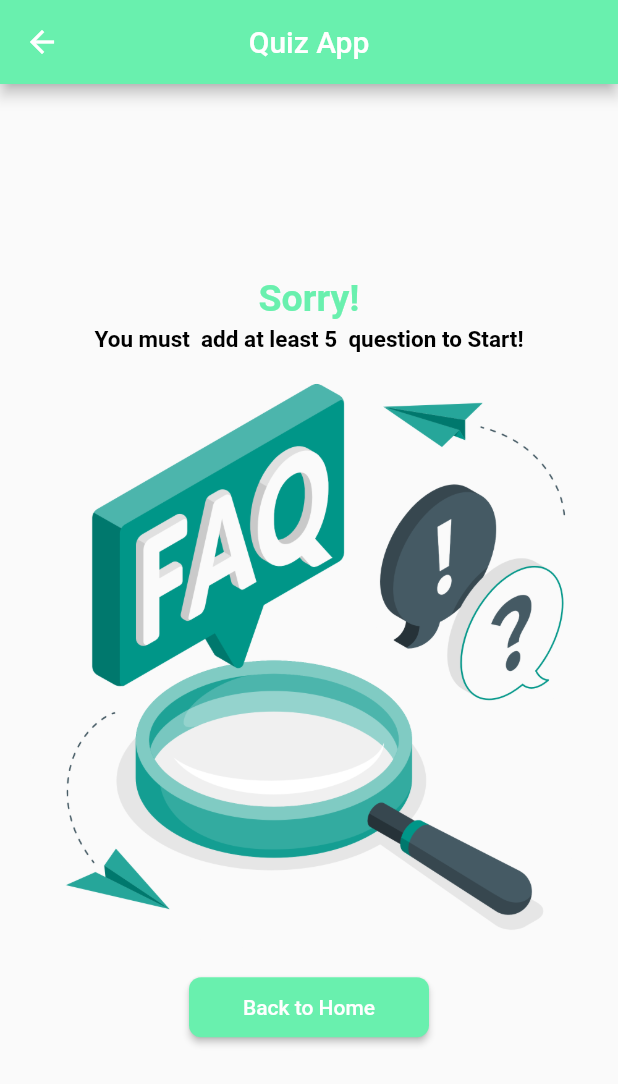
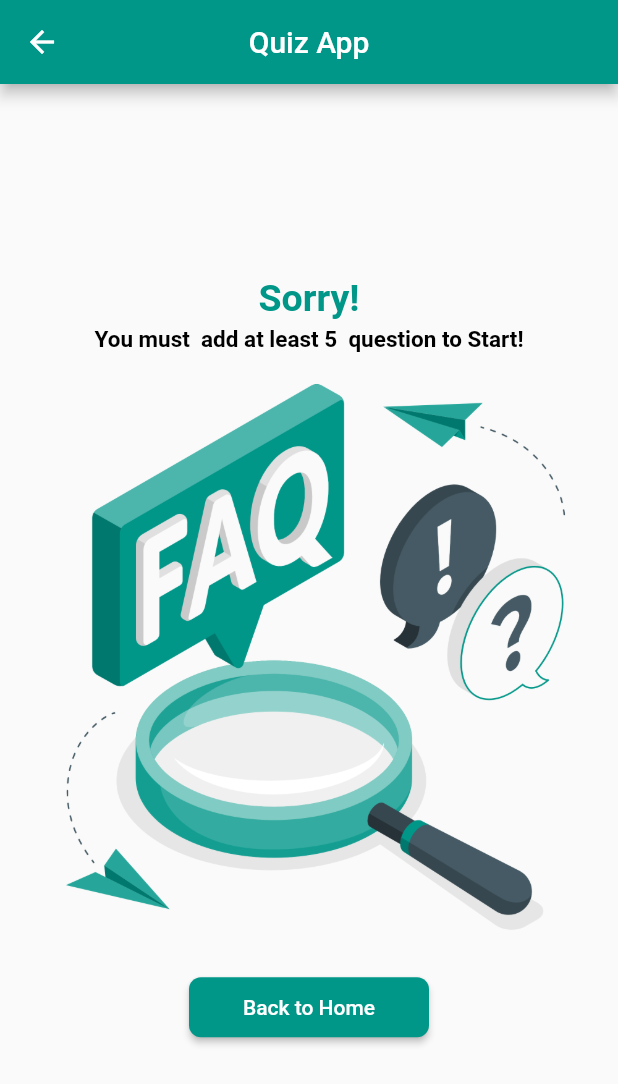
Before and after one commit to Rafeef2Rizq/flutter_quizeApp, a Flutter app: the screen it shows after launch, after a tap on an icon or button, on a phone screen of 412 x 824 dp. Shown: the top 1084 px of the screen. Run offline on Flutter 3.47's test engine with Material 2 defaults, Android fonts, the phone set to English and light mode, and no system bars; our stand-ins replace get, sqflite; accounts and stored records are empty.

Commit message:
first correction

```diff
--- a/lib/MyHomePage.dart
+++ /dev/null
@@ -1,91 +0,0 @@
-import 'package:flutter/material.dart';
-import 'package:quize/CreateQuiz.dart';
-import 'package:quize/StartCuiz.dart';
-
-class MyHomePage extends StatefulWidget {
-  const MyHomePage({Key? key}) : super(key: key);
-
-  @override
-  State<MyHomePage> createState() => _MyHomePageState();
-}
-
-class _MyHomePageState extends State<MyHomePage> {
-  @override
-  Widget build(BuildContext context) {
-    return Scaffold(
-      drawer: Drawer(
-        child: Column(
-          children: [
-            UserAccountsDrawerHeader(
-                decoration: BoxDecoration(color: Colors.greenAccent),
-                currentAccountPicture: CircleAvatar(
-                  backgroundColor: Colors.white,
-                  child: Center(
-                    child: Text(
-                      'N',
-                      style:
-                          TextStyle(fontSize: 40, fontWeight: FontWeight.bold),
-                    ),
-                  ),
-                ),
-                accountName: Text('Name'),
-                accountEmail: Text('Name@gmail.com')),
-            ListTile(
-              onTap: () {
-                Navigator.push(
-                    context,
-                    MaterialPageRoute(
-                      builder: (context) => CreateQuiz(),
-                    ));
-              },
-              leading: Icon(Icons.edit),
-              title: Text('Create Quiz'),
-            ),
-            ListTile(
-              onTap: () => Navigator.push(
-                  context,
-                  MaterialPageRoute(
-                    builder: (context) => SatrtQuiz(),
-                  )),
-              leading: Icon(Icons.quiz_sharp),
-              title: Text('Start Quiz'),
-            ),
-            Divider(),
-            ListTile(
-              leading: Icon(Icons.login),
-              title: Text('Exit'),
-            )
-          ],
-        ),
-      ),
-      appBar: AppBar(
-        title: Text('Quiz App'),
-        centerTitle: true,
-        backgroundColor: Colors.greenAccent,
-      ),
-      body: Column(
-        mainAxisAlignment: MainAxisAlignment.center,
-        children: [
-          const SizedBox(
-            width: double.infinity,
-          ),
-          Image.asset('images/4.png', width: 300, height: 300),
-          ElevatedButton(
-              onPressed: () {
-                Navigator.push(
-                    context,
-                    MaterialPageRoute(
-                      builder: (context) => SatrtQuiz(),
-                    ));
-              },
-              style: ElevatedButton.styleFrom(
-                  backgroundColor: Colors.greenAccent,
-                  minimumSize: Size(160, 40),
-                  shape: RoundedRectangleBorder(
-                      borderRadius: BorderRadius.circular(8))),
-              child: Text('Let\'s Start !'))
-        ],
-      ),
-    );
-  }
-}
--- /dev/null
+++ b/lib/drawerPage.dart
@@ -0,0 +1,100 @@
+// ignore: file_names
+import 'package:flutter/material.dart';
+import 'package:flutterQuizeApp/quiz/createQuizScreen.dart';
+import 'package:flutterQuizeApp/quiz/startQuizScreen.dart';
+
+class drawerPage extends StatefulWidget {
+  const drawerPage({Key? key}) : super(key: key);
+
+  @override
+  State<drawerPage> createState() => _drawerPageState();
+}
+
+class _drawerPageState extends State<drawerPage> {
+
+  @override
+  Widget build(BuildContext context) {
+    return Scaffold(
+        appBar: AppBar(
+        title: Text('Quiz app'),
+        centerTitle: true,
+        backgroundColor: Colors.teal,
+      ),
+      drawer: Drawer(
+        child: Column(
+          children: [
+            const UserAccountsDrawerHeader(
+                decoration: BoxDecoration(color: Colors.teal),
+                currentAccountPicture: CircleAvatar(
+                  backgroundColor: Colors.white,foregroundColor: Color.fromARGB(255, 123, 53, 180),
+                  child: Center(
+                    child: Text(
+                      'R',
+                      style:
+                          TextStyle(fontSize: 30, fontWeight: FontWeight.w700),
+                    ),
+                  ),
+                ),
+                accountName: Text('Razan'),
+                accountEmail: Text('razan12@gmail.com')),
+            ListTile(
+               leading: Icon(Icons.edit),
+              title: Text('Create Quiz'),
+              onTap: () {
+                Navigator.push( context, //push mean "انتقل"
+                    MaterialPageRoute( // because there is no root it is used to make root
+                      builder: (context) {
+                        return createQuizScreen();
+                      },
+                    ));
+              },
+            ),
+            ListTile(
+               leading: Icon(Icons.quiz_sharp),
+              title: Text('Start Quiz'),
+
+              onTap: () => Navigator.push(
+                  context,
+                  MaterialPageRoute(
+                    builder: (context) {
+                      return startQuizScreen();
+                    },
+                  )),
+
+            ),
+            Divider(),
+            const ListTile(
+              leading: Icon(Icons.login_rounded),
+              title: Text('Exit'),
+            )
+          ],
+        ),
+      ),
+
+      body: Column(
+        mainAxisAlignment: MainAxisAlignment.center,
+        children: [
+          const SizedBox(
+            width: double.infinity,
+          ),
+          Image.asset('images/home.png', width: 350, height: 350),
+          ElevatedButton(
+              onPressed: () {
+                Navigator.push(
+                    context,
+                    MaterialPageRoute(
+                      builder: (context) {
+                        return startQuizScreen();
+                      },
+                    ));
+              },
+              style: ElevatedButton.styleFrom(
+                  backgroundColor: Colors.teal,
+
+                 ),
+              child: const Text('Let\'s Start !'))
+        ],
+      ),
+    );
+  }
+}
--- a/lib/main.dart
+++ b/lib/main.dart
@@ -1,8 +1,8 @@
 import 'package:flutter/material.dart';
 import 'package:get/get.dart';
-import 'package:quize/DBSQLITE.dart';
-import 'package:quize/MyHomePage.dart';
-import 'package:quize/datagetx.dart';
+import 'package:flutterQuizeApp/sql/DBSQLITE.dart';
+import 'package:flutterQuizeApp/drawerPage.dart';
+import 'package:flutterQuizeApp/sql/datagetx.dart';
 
 void main() {
   WidgetsFlutterBinding.ensureInitialized();
@@ -13,13 +13,12 @@ void main() {
 
 class MyApp extends StatelessWidget {
   const MyApp({super.key});
-  // This widget is the root of your application.
   @override
   Widget build(BuildContext context) {
     return MaterialApp(
       title: 'Flutter Quiz',
       debugShowCheckedModeBanner: false,
-      home:  MyHomePage(),
+      home:  drawerPage(),
     );
   }
 }
--- a/lib/StartCuiz.dart
+++ b/lib/quiz/startQuizScreen.dart
@@ -1,18 +1,19 @@
 import 'dart:developer';
 
 import 'package:flutter/material.dart';
-import 'package:quize/datagetx.dart';
-import 'package:quize/result.dart';
+import 'package:flutterQuizeApp/sql/datagetx.dart';
+import 'package:flutterQuizeApp/result.dart';
 
-class SatrtQuiz extends StatefulWidget {
-  const SatrtQuiz({Key? key}) : super(key: key);
+class startQuizScreen extends StatefulWidget {
+  const startQuizScreen({Key? key}) : super(key: key);
 
   @override
-  State<SatrtQuiz> createState() => _SatrtQuizState();
+  State<startQuizScreen> createState() => _startQuizScreenState();
 }
 
-class _SatrtQuizState extends State<SatrtQuiz> {
+class _startQuizScreenState extends State<startQuizScreen> {
   int i = 1;
+
   int sum = 0;
   int page = 0;
   String ans = '';
@@ -35,15 +36,15 @@ class _SatrtQuizState extends State<SatrtQuiz> {
       appBar: AppBar(
         title: Text('Quiz App'),
         centerTitle: true,
-        backgroundColor: Colors.greenAccent,
+        backgroundColor: Colors.teal,
       ),
       body: data.to.items.isNotEmpty
           ? Column(
               children: [
                 Text(
-                  'Question $i / ${data.to.items.length}',
+                  'Question ${page+1} / ${data.to.items.length}',
                   style: TextStyle(
-                      color: Colors.greenAccent,
+                      color: Colors.teal,
                       fontWeight: FontWeight.bold,
                       fontSize: 25),
                 ),
@@ -71,7 +72,7 @@ class _SatrtQuizState extends State<SatrtQuiz> {
                                     height: 50,
                                     decoration: BoxDecoration(
                                         borderRadius: BorderRadius.circular(15),
-                                        color: Colors.greenAccent
+                                        color: Colors.teal
                                     ),
                                     child: Padding(
                                       padding: const EdgeInsets.all(10.0),
@@ -106,7 +107,7 @@ class _SatrtQuizState extends State<SatrtQuiz> {
                                       decoration: BoxDecoration(
                                           borderRadius: BorderRadius.circular(15),
                                           border: Border.all(
-                                              color: Colors.greenAccent
+                                              color: Colors.teal
                                           ),
                                           color: Colors.white
                                       ),
@@ -144,7 +145,7 @@ class _SatrtQuizState extends State<SatrtQuiz> {
                                       decoration: BoxDecoration(
                                           borderRadius: BorderRadius.circular(15),
                                           border: Border.all(
-                                              color: Colors.greenAccent
+                                              color: Colors.teal
                                           ),
                                           color: Colors.white
                                       ),
@@ -182,7 +183,7 @@ class _SatrtQuizState extends State<SatrtQuiz> {
                                       decoration: BoxDecoration(
                                           borderRadius: BorderRadius.circular(15),
                                           border: Border.all(
-                                              color: Colors.greenAccent
+                                              color: Colors.teal
                                           ),
                                           color: Colors.white
                                       ),
@@ -245,7 +246,7 @@ class _SatrtQuizState extends State<SatrtQuiz> {
                 Text(
                   'Sorry!',
                   style: TextStyle(
-                      color: Colors.greenAccent,
+                      color: Colors.teal,
                       fontWeight: FontWeight.bold,
                       fontSize: 25),
                 ),
@@ -265,7 +266,7 @@ class _SatrtQuizState extends State<SatrtQuiz> {
                       Navigator.pop(context);
                     },
                     style: ElevatedButton.styleFrom(
-                        backgroundColor: Colors.greenAccent,
+                        backgroundColor: Colors.teal,
                         minimumSize: Size(160, 40),
                         shape: RoundedRectangleBorder(
                             borderRadius: BorderRadius.circular(8))),
--- a/lib/DBSQLITE.dart
+++ b/lib/sql/DBSQLITE.dart
@@ -6,7 +6,7 @@ class DatabaseHelper {
   static final DatabaseHelper _instance = DatabaseHelper.internal();
   factory DatabaseHelper() => _instance;
 
-  static  Database? _database; //? for accept null
+  static  Database? _db; //? for accept null
 
   final String table = 'myTable';
   final String columnId = 'id';
@@ -20,11 +20,11 @@ class DatabaseHelper {
   DatabaseHelper.internal();
 
    get database async {
-    if(_database ==null){
- _database = await initDatabase();
-    return _database;
+    if(_db ==null){
+ _db = await initDatabase();
+    return _db;
     }
-    return _database;
+    return _db;
   }
 
    initDatabase() async {
@@ -48,24 +48,24 @@ class DatabaseHelper {
           ''',
         );
       }
-  Future<int> insertItem(Item item) async {
+  Future<int> insertItem(Question item) async {
     Database db = await database;
     return await db.insert(table, item.toMap());
   }
 
-  Future<List<Item>> getItems() async {
-    List<Item> temp = [];
+  Future<List<Question>> questions() async {
+    List<Question> temp = [];
     Database db = await database;
     List<Map> maps = await db.query(table);
     maps.forEach((element) {
-      if(!temp.contains(Item.FromJs(element))){
-        temp.add(Item.FromJs(element));
+      if(!temp.contains(Question.FromJs(element))){
+        temp.add(Question.FromJs(element));
       }
     });
     return temp;
   }
 
-  Future<int> updateItem(Item item) async {
+  Future<int> updateItem(Question item) async {
     Database db = await database;
     return await db.update(
       table,
@@ -85,7 +85,7 @@ class DatabaseHelper {
   }
 }
 
-class Item {
+class Question {
 late int id;
 late String name;
 late String A;
@@ -93,7 +93,7 @@ late String B;
 late String C;
 late String D;
 late String S;
-  Item.FromJs(Map<dynamic,dynamic>map){
+  Question.FromJs(Map<dynamic,dynamic>map){
    this.id = map['id'];
    this.name = map['name'];
    this.A = map['A'];
@@ -102,7 +102,7 @@ late String S;
    this.S = map['S'];
    this.D = map['D'];
   }
-  Item();
+  Question();
 
   Map<String, dynamic> toMap() {
     return {
--- a/lib/datagetx.dart
+++ b/lib/sql/datagetx.dart
@@ -1,12 +1,12 @@
 import 'dart:developer';
 
 import 'package:get/get.dart';
-import 'package:quize/DBSQLITE.dart';
+import 'package:flutterQuizeApp/sql/DBSQLITE.dart';
 
 class data extends GetxController{
   static data get to => Get.find();
   final DatabaseHelper _databaseHelper = DatabaseHelper();
-  List<Item> items = [];
+  List<Question> items = [];
 
   @override
   void onInit() {
@@ -15,19 +15,19 @@ class data extends GetxController{
   }
 
   void refreshItemList() async {
-    List<Item> itemList = await _databaseHelper.getItems();
+    List<Question> itemList = await _databaseHelper.questions();
         items = itemList;
        update(['AddQuestion']);
    }
 
-  void addItem({required Item newItem}) async {
+  void addItem({required Question newItem}) async {
      await _databaseHelper.insertItem(newItem).then((value) {
        log('$newItem');
      });
      refreshItemList();
   }
 
-  void updateItem(Item item) async {
+  void updateItem(Question item) async {
      await _databaseHelper.updateItem(item);
     refreshItemList();
   }
--- a/pubspec.yaml
+++ b/pubspec.yaml
@@ -1,4 +1,4 @@
-name: quize
+name: flutterQuizeApp
 description: A new Flutter project.
 # The following line prevents the package from being accidentally published to
 # pub.dev using `flutter pub publish`. This is preferred for private packages.
```
Also changed, not shown: lib/quiz/AddQuestion.dart (renamed from lib/AddQuestion.dart, +18 -18 lines), lib/quiz/createQuizScreen.dart (renamed from lib/CreateQuiz.dart, +10 -10 lines), lib/result.dart (+5 -5 lines), images/home.png (renamed from images/4.png).
